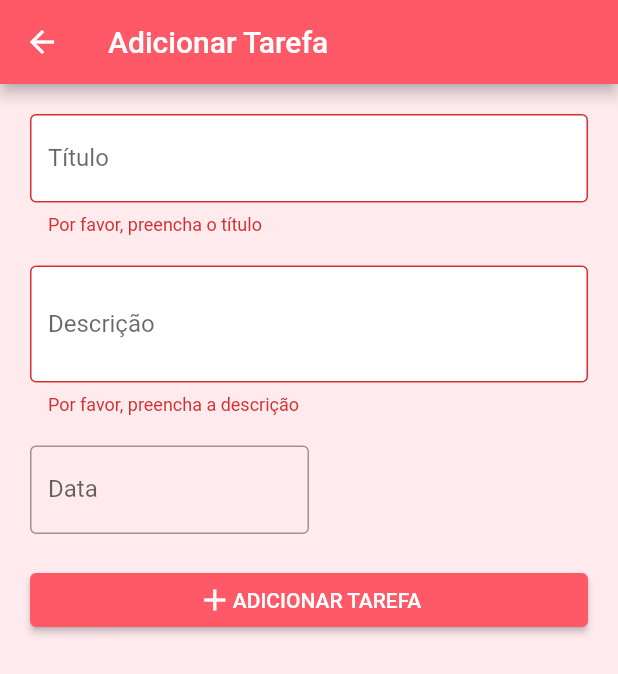
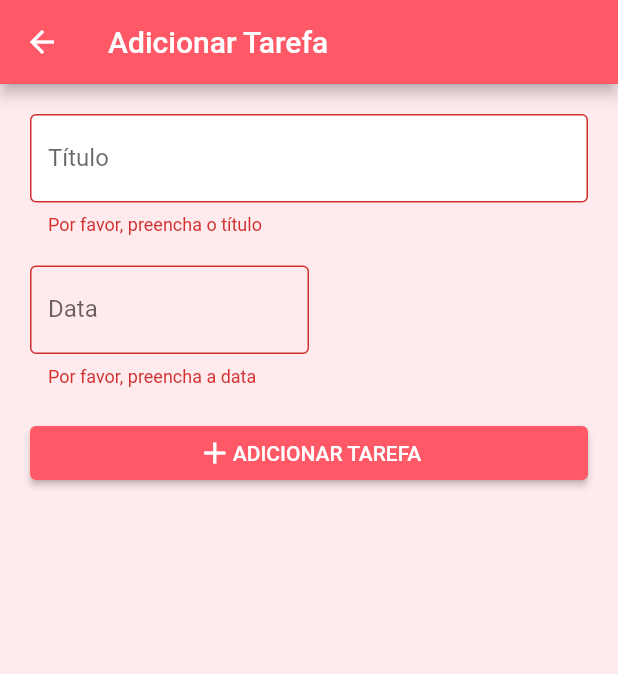
Before and after one commit to VitorEstevam/app-pets, a Flutter app: the PageAddTask screen opened directly, after a tap on "ADICIONAR TAREFA", on a phone screen of 412 x 824 dp. Shown: the top 674 px of the screen. Run offline on Flutter 3.47's test engine with Material 2 defaults, Android fonts, the phone set to English and light mode, and no system bars; our stand-ins replace flutter_mobx, mobx; missing offline and left inert: dart:ffi; generated files the repository leaves out were written again.

Commit message:
refactor add task page and new task models

```diff
--- /dev/null
+++ b/lib/classes/sub_task.dart
@@ -0,0 +1,6 @@
+class SubTask{
+  DateTime dateToDo;
+  bool done = false;
+
+  SubTask(this.dateToDo,);
+}
--- a/lib/classes/task.dart
+++ b/lib/classes/task.dart
@@ -1,37 +1,27 @@
-enum taskType{
-  unique, weekly, progressive
+import 'package:app_pets/classes/sub_task.dart';
+
+abstract class Task {
+  late String title;
+  DateTime getNextDate();
+  void markAsDone();
 }
 
-class Task { //unique
-  String? title;
-  String? description;
-  DateTime? date;
-  bool done = false;
+class TaskUnique implements Task {
+  @override
+  String title;
+  late SubTask subTask;
 
-  Task.unique({this.title, this.description, this.date});
+  TaskUnique(this.title, DateTime _dateToDo){
+    subTask = SubTask(_dateToDo);
+  }
+
+  @override
+  DateTime getNextDate() {
+    return subTask.dateToDo;
+  }
+
+  @override
+  void markAsDone() {
+    subTask.done = true;
+  }
 }
-
-  // // Read-only non-final property
-  // int? get launchYear => launchDate?.year;
-
-  // // Constructor, with syntactic sugar for assignment to members.
-  // Spacecraft(this.name, this.launchDate) {
-  //   // Initialization code goes here.
-  // }
-
-  // // Named constructor that forwards to the default one.
-  // Spacecraft.unlaunched(String name) : this(name, null);
-
-  // // Method.
-  // void describe() {
-  //   print('Spacecraft: $name');
-  //   // Type promotion doesn't work on getters.
-  //   var launchDate = this.launchDate;
-  //   if (launchDate != null) {
-  //     int years =
-  //         DateTime.now().difference(launchDate).inDays ~/ 365;
-  //     print('Launched: $launchYear ($years years ago)');
-  //   } else {
-  //     print('Unlaunched');
-  //   }
-  // }
--- a/lib/pages/page pets/page_pets.dart
+++ b/lib/pages/page pets/page_pets.dart
@@ -1,7 +1,7 @@
 import 'dart:convert';
 
 import 'package:app_pets/classes/task.dart';
-import 'package:app_pets/pages/page%20pets/subpages/page_add_task.dart';
+import 'package:app_pets/pages/page%20pets/subpages/page_add_task/page_add_task.dart';
 import 'package:app_pets/stores/example/store_tasks.dart';
 import 'package:app_pets/widgets/image_loader.dart';
 import 'package:flutter/material.dart';
--- a/lib/pages/page pets/router_page_pet.dart
+++ b/lib/pages/page pets/router_page_pet.dart
@@ -1,5 +1,5 @@
 import 'package:app_pets/pages/page%20pets/page_pets.dart';
-import 'package:app_pets/pages/page%20pets/subpages/page_add_task.dart';
+import 'package:app_pets/pages/page%20pets/subpages/page_add_task/page_add_task.dart';
 import 'package:flutter/material.dart';
 
 class RouterPagePet extends StatefulWidget {
--- a/lib/pages/page pets/subpages/page_add_task.dart
+++ /dev/null
@@ -1,142 +0,0 @@
-import 'dart:convert';
-
-import 'package:app_pets/classes/task.dart';
-import 'package:app_pets/stores/example/store_tasks.dart';
-import 'package:flutter/material.dart';
-import 'package:intl/intl.dart';
-import 'package:provider/src/provider.dart';
-
-class PageAddTask extends StatefulWidget {
-  const PageAddTask({Key? key}) : super(key: key);
-
-  @override
-  State<PageAddTask> createState() => _PageAddTaskState();
-}
-
-class _PageAddTaskState extends State<PageAddTask> {
-  final _formKey = GlobalKey<FormState>();
-  TextEditingController dateinput = TextEditingController();
-
-  Task task = Task.unique();
-
-  @override
-  Widget build(BuildContext context) {
-    return Scaffold(
-      // resizeToAvoidBottomInset: false,
-      backgroundColor: Theme.of(context).backgroundColor,
-      appBar: AppBar(
-        title: const Text("Adicionar Tarefa"),
-      ),
-      body: SingleChildScrollView(
-        child: Padding(
-          padding: const EdgeInsets.symmetric(horizontal: 20.0),
-          child: Form(
-            key: _formKey,
-            child: Column(
-              crossAxisAlignment: CrossAxisAlignment.start,
-              children: [
-                Container(height: 20),
-                TextFormField(
-                  decoration: const InputDecoration(
-                    filled: true,
-                    fillColor: Colors.white,
-                    labelText: 'Título',
-                    border: OutlineInputBorder(),
-                  ),
-                  validator: (value) {
-                    if (value == null || value.isEmpty) {
-                      return 'Por favor, preencha o título';
-                    }
-                    return null;
-                  },
-                  onChanged: (String val) {
-                    task.title = val;
-                  },
-                ),
-                Container(height: 20),
-                TextFormField(
-                  keyboardType: TextInputType.multiline,
-                  maxLines: 2,
-                  textAlign: TextAlign.start,
-                  textAlignVertical: TextAlignVertical.top,
-                  decoration: const InputDecoration(
-                    filled: true,
-                    fillColor: Colors.white,
-                    labelText: 'Descrição',
-                    border: OutlineInputBorder(),
-                  ),
-                  validator: (value) {
-                    if (value == null || value.isEmpty) {
-                      return 'Por favor, preencha a descrição';
-                    }
-                    return null;
-                  },
-                  onChanged: (String val) {
-                    task.description = val;
-                  },
-                ),
-                Container(height: 20),
-                FractionallySizedBox(
-                  widthFactor: 0.5,
-                  child: TextField(
-                    controller: dateinput,
-                    decoration: const InputDecoration(
-                      labelText: "Data",
-                      border: OutlineInputBorder(),
-                    ),
-                    readOnly: true,
-                    onTap: () async {
-                      DateTime? pickedDate = await showDatePicker(
-                        context: context,
-                        initialDate: DateTime.now(),
-                        firstDate: DateTime.now(),
-                        lastDate: DateTime(2022),
-                      );
-
-                      if (pickedDate != null) {
-                        String formattedDate =
-                            DateFormat('yyyy-MM-dd').format(pickedDate);
-                        setState(
-                          () {
-                            dateinput.text = formattedDate;
-                            task.date = pickedDate;
-                          },
-                        );
-                      }
-                    },
-                  ),
-                ),
-                Container(height: 20),
-                ElevatedButton(
-                  onPressed: () {
-                    if (_formKey.currentState!.validate()) {
-                      ScaffoldMessenger.of(context).showSnackBar(
-                        const SnackBar(content: Text('Task salva')),
-                      );
-                      print(task.title);
-                      context.read<StoreTasks>().insert(task);
-                      Future.delayed(const Duration(milliseconds: 800),
-                          () => {Navigator.pop(context)});
-                    }
-                  },
-                  child: FractionallySizedBox(
-                    widthFactor: 1,
-                    child: Center(
-                      child: Row(
-                        mainAxisAlignment: MainAxisAlignment.center,
-                        children: const [
-                          Icon(Icons.add),
-                          Text('ADICIONAR TAREFA'),
-                        ],
-                      ),
-                    ),
-                  ),
-                ),
-              ],
-            ),
-          ),
-        ),
-      ),
-    );
-  }
-}
--- /dev/null
+++ b/lib/pages/page pets/subpages/page_add_task/page_add_task.dart
@@ -0,0 +1,91 @@
+import 'dart:convert';
+import 'dart:ffi';
+
+import 'package:app_pets/classes/task.dart';
+import 'package:app_pets/stores/example/store_tasks.dart';
+import 'package:flutter/material.dart';
+import 'package:intl/intl.dart';
+import 'package:provider/src/provider.dart';
+
+import 'widgets/date_picker.dart';
+import 'widgets/title_field.dart';
+
+class PageAddTask extends StatefulWidget {
+  const PageAddTask({Key? key}) : super(key: key);
+
+  @override
+  State<PageAddTask> createState() => _PageAddTaskState();
+}
+
+class _PageAddTaskState extends State<PageAddTask> {
+  String? title;
+  DateTime? date;
+
+  void setDate(DateTime _date) {
+    date = _date;
+  }
+
+  void setTitle(String _title) {
+    title = _title;
+  }
+
+  void submitForm() {
+    if (_formKey.currentState!.validate()) {
+      ScaffoldMessenger.of(context).showSnackBar(
+        const SnackBar(content: Text('Task salva')),
+      );
+      var task = TaskUnique(title!, date!);
+      context.read<StoreTasks>().insert(task);
+      Future.delayed(
+          const Duration(milliseconds: 800), () => {Navigator.pop(context)});
+    }
+  }
+
+  final _formKey = GlobalKey<FormState>();
+
+  @override
+  Widget build(BuildContext context) {
+    return Scaffold(
+      resizeToAvoidBottomInset: false,
+      backgroundColor: Theme.of(context).backgroundColor,
+      appBar: AppBar(
+        title: const Text("Adicionar Tarefa"),
+      ),
+      body: SingleChildScrollView(
+        child: Padding(
+          padding: const EdgeInsets.symmetric(horizontal: 20.0),
+          child: Form(
+            key: _formKey,
+            child: Column(
+              crossAxisAlignment: CrossAxisAlignment.start,
+              children: [
+                Container(height: 20),
+                TitleField(
+                  callback: setTitle,
+                ),
+                Container(height: 20),
+                FractionallySizedBox(
+                  widthFactor: 0.5,
+                  child: DatePicker(
+                    callback: setDate,
+                  ),
+                ),
+                Container(height: 20),
+                ElevatedButton(
+                  child: Row(
+                    mainAxisAlignment: MainAxisAlignment.center,
+                    children: const [
+                      Icon(Icons.add),
+                      Text('ADICIONAR TAREFA'),
+                    ],
+                  ),
+                  onPressed: submitForm,
+                ),
+              ],
+            ),
+          ),
+        ),
+      ),
+    );
+  }
+}
--- /dev/null
+++ b/lib/pages/page pets/subpages/page_add_task/widgets/date_picker.dart
@@ -0,0 +1,50 @@
+
+import 'package:flutter/material.dart';
+import 'package:intl/intl.dart';
+
+class DatePicker extends StatefulWidget {
+  final void Function(DateTime _date) callback;
+  const DatePicker({Key? key, required this.callback}) : super(key: key);
+
+  @override
+  State<DatePicker> createState() => _DatePickerState();
+}
+
+class _DatePickerState extends State<DatePicker> {
+  TextEditingController dateinput = TextEditingController();
+  @override
+  Widget build(BuildContext context) {
+    return TextFormField(
+      validator: (value) {
+        if (value == null || value.isEmpty) {
+          return 'Por favor, preencha a data';
+        }
+        return null;
+      },
+      controller: dateinput,
+      decoration: const InputDecoration(
+        labelText: "Data",
+        border: OutlineInputBorder(),
+      ),
+      readOnly: true,
+      onTap: () async {
+        DateTime? pickedDate = await showDatePicker(
+          context: context,
+          initialDate: DateTime.now(),
+          firstDate: DateTime.now(),
+          lastDate: DateTime(DateTime.now().year + 2),
+        );
+        if (pickedDate != null) {
+          String formattedDate = DateFormat('yyyy-MM-dd').format(pickedDate);
+          setState(
+            () {
+              dateinput.text = formattedDate;
+            },
+          );
+
+          widget.callback(pickedDate);
+        }
+      },
+    );
+  }
+}
--- /dev/null
+++ b/lib/pages/page pets/subpages/page_add_task/widgets/title_field.dart
@@ -0,0 +1,33 @@
+
+import 'package:flutter/material.dart';
+
+class TitleField extends StatefulWidget {
+    final void Function(String val) callback;
+  const TitleField({
+    Key? key, required this.callback,
+  }) : super(key: key);
+
+  @override
+  State<TitleField> createState() => _TitleFieldState();
+}
+
+class _TitleFieldState extends State<TitleField> {
+  @override
+  Widget build(BuildContext context) {
+    return TextFormField(
+      decoration: const InputDecoration(
+        filled: true,
+        fillColor: Colors.white,
+        labelText: 'Título',
+        border: OutlineInputBorder(),
+      ),
+      validator: (value) {
+        if (value == null || value.isEmpty) {
+          return 'Por favor, preencha o título';
+        }
+        return null;
+      },
+      onChanged: widget.callback
+    );
+  }
+}
--- a/pubspec.yaml
+++ b/pubspec.yaml
@@ -43,6 +43,7 @@ dev_dependencies:
     sdk: flutter
   build_runner: ^1.12.2
   mobx_codegen: ^2.0.0
+  test:
 
   # The "flutter_lints" package below contains a set of recommended lints to
   # encourage good coding practices. The lint set provided by the package is
```
Also changed, not shown: 1 other file.
